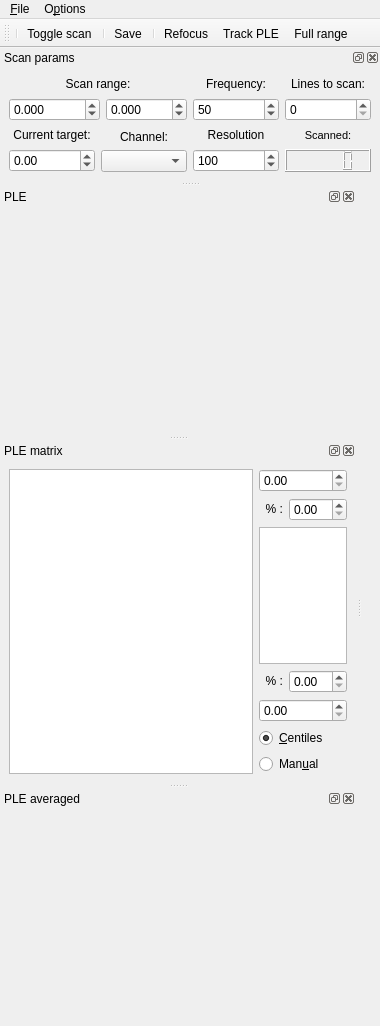
Qt form src/qudi/gui/ple/ple_gui.ui (bbuusshh/scudi) before a commit.
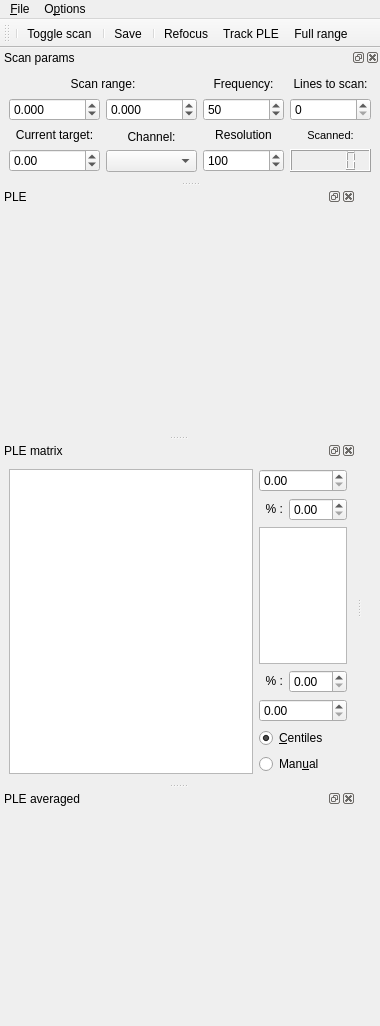
The same form after that commit. Icons and pictures are not drawn. Custom widgets are drawn as their Qt base class.

Commit message: lies scan limit

Patch:
```diff
--- a/src/qudi/gui/ple/ple_gui.ui
+++ b/src/qudi/gui/ple/ple_gui.ui
@@ -184,6 +184,9 @@
            <property name="minimum">
             <double>-99.000000000000000</double>
            </property>
+           <property name="maximum">
+            <double>100000000000000.000000000000000</double>
+           </property>
           </widget>
          </item>
         </layout>
@@ -228,7 +231,7 @@
             <double>1.000000000000000</double>
            </property>
            <property name="maximum">
-            <double>1000.000000000000000</double>
+            <double>1000000000.000000000000000</double>
            </property>
            <property name="value">
             <double>50.000000000000000</double>
@@ -310,7 +313,7 @@
             </size>
            </property>
            <property name="maximum">
-            <number>1000</number>
+            <number>1000000000</number>
            </property>
           </widget>
          </item>
```
Left out of the diff: 2 changed lines with no effect on the pictures.
